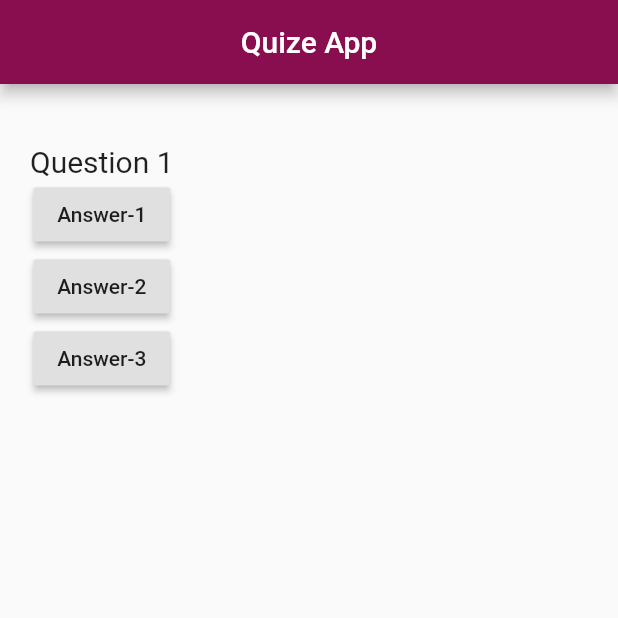
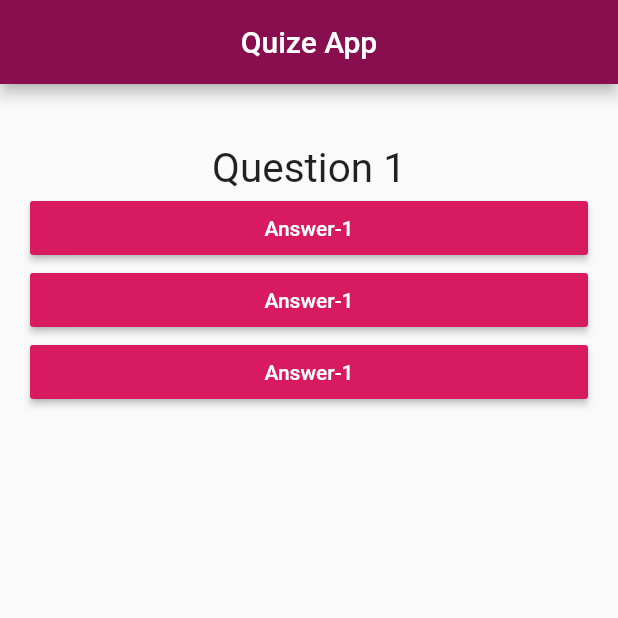
Before and after one commit to Ayesh1998/QuizzeApp-Flutter, a Flutter app: the screen it shows after launch, on a phone screen of 412 x 824 dp, the top half of it. Run offline on Flutter 3.47's test engine with Material 2 defaults, Android fonts, the phone set to English and light mode, and no system bars.

Commit message:
Implemented the answers-button custom widget and passed callback functions from MyApp widget

```diff
--- /dev/null
+++ b/lib/answers-buttons.dart
@@ -0,0 +1,24 @@
+import 'package:flutter/material.dart';
+
+class Answers extends StatelessWidget {
+  final Function selectAnswer;
+
+  Answers(this.selectAnswer);
+
+  @override
+  Widget build(BuildContext context) {
+    return Container(
+      child: Container(
+        width: double.infinity,
+        child: RaisedButton(
+          onPressed: selectAnswer,
+          child: Text(
+            'Answer-1',
+            style: TextStyle(color: Colors.white),
+          ),
+          color: Colors.pink[600],
+        ),
+      ),
+    );
+  }
+}
--- a/lib/main.dart
+++ b/lib/main.dart
@@ -1,4 +1,5 @@
 import 'package:flutter/material.dart';
+import 'package:quizez_app/answers-buttons.dart';
 import 'package:quizez_app/question.dart';
 
 void main() {
@@ -12,6 +13,7 @@ class MyApp extends StatefulWidget {
 
 class _MyAppState extends State<MyApp> {
   var _questionIndex = 0;
+
   void _btnAnswerQuestion() {
     setState(() {
       _questionIndex += 1;
@@ -39,18 +41,9 @@ class _MyAppState extends State<MyApp> {
         child: Column(
           children: <Widget>[
             Question(questions[_questionIndex]),
-            RaisedButton(
-              onPressed: _btnAnswerQuestion,
-              child: Text('Answer-1'),
-            ),
-            RaisedButton(
-              onPressed: _btnAnswerQuestion,
-              child: Text('Answer-2'),
-            ),
-            RaisedButton(
-              onPressed: _btnAnswerQuestion,
-              child: Text('Answer-3'),
-            ),
+            Answers(_btnAnswerQuestion),
+            Answers(_btnAnswerQuestion),
+            Answers(_btnAnswerQuestion),
           ],
         ),
       ),
--- a/lib/question.dart
+++ b/lib/question.dart
@@ -7,9 +7,14 @@ class Question extends StatelessWidget {
 
   @override
   Widget build(BuildContext context) {
-    return Text(
-      question,
-      style: TextStyle(fontSize: 20),
+    return Center(
+      child: Container(
+        child: Text(
+          question,
+          style: TextStyle(fontSize: 27),
+          textAlign: TextAlign.center,
+        ),
+      ),
     );
   }
 }
```
